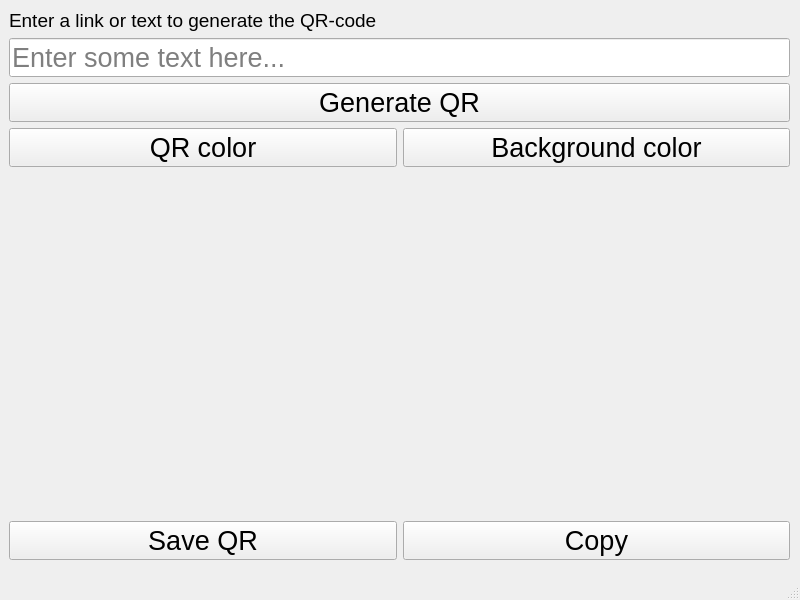
Above: mainwindow.ui from kl194/QrCodeGenerator before the change. Below: the same form after it.
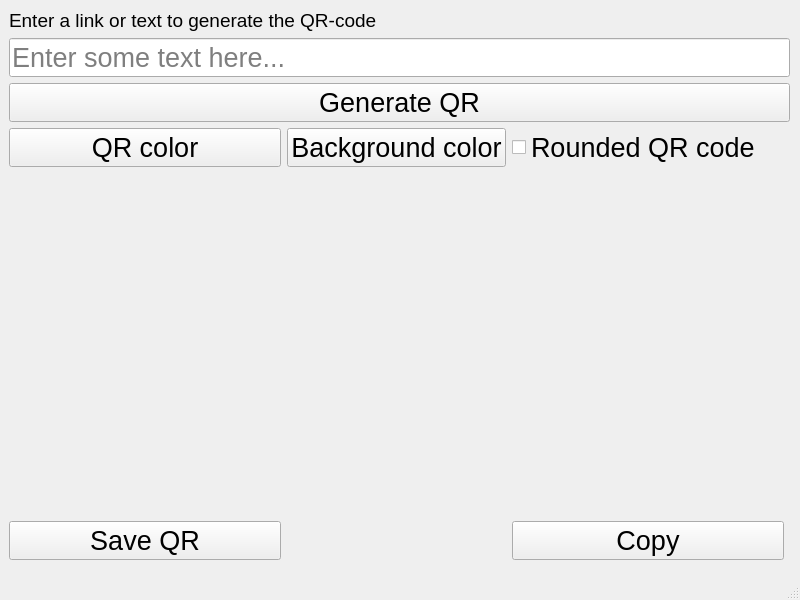
That is the form after the change.

What changed in the file:
```diff
--- a/mainwindow.ui
+++ b/mainwindow.ui
@@ -65,7 +65,7 @@
      <property name="sizeConstraint">
       <enum>QLayout::SizeConstraint::SetDefaultConstraint</enum>
      </property>
-     <item row="0" column="0" colspan="2">
+     <item row="1" column="0" colspan="3">
       <widget class="QLabel" name="label">
        <property name="sizePolicy">
         <sizepolicy hsizetype="Expanding" vsizetype="Preferred">
@@ -83,7 +83,25 @@
        </property>
       </widget>
      </item>
-     <item row="5" column="1">
+     <item row="6" column="0">
+      <widget class="QPushButton" name="btnSave">
+       <property name="sizePolicy">
+        <sizepolicy hsizetype="Expanding" vsizetype="Fixed">
+         <horstretch>0</horstretch>
+         <verstretch>0</verstretch>
+        </sizepolicy>
+       </property>
+       <property name="font">
+        <font>
+         <pointsize>20</pointsize>
+        </font>
+       </property>
+       <property name="text">
+        <string>Save QR</string>
+       </property>
+      </widget>
+     </item>
+     <item row="6" column="2">
       <widget class="QPushButton" name="btnCopy">
        <property name="sizePolicy">
         <sizepolicy hsizetype="Expanding" vsizetype="Preferred">
@@ -101,7 +119,7 @@
        </property>
       </widget>
      </item>
-     <item row="2" column="0" colspan="2">
+     <item row="3" column="0" colspan="4">
       <widget class="QPushButton" name="btnGenerate">
        <property name="sizePolicy">
         <sizepolicy hsizetype="Expanding" vsizetype="Preferred">
@@ -119,25 +137,14 @@
        </property>
       </widget>
      </item>
-     <item row="5" column="0">
-      <widget class="QPushButton" name="btnSave">
-       <property name="sizePolicy">
-        <sizepolicy hsizetype="Expanding" vsizetype="Fixed">
-         <horstretch>0</horstretch>
-         <verstretch>0</verstretch>
-        </sizepolicy>
-       </property>
-       <property name="font">
-        <font>
-         <pointsize>20</pointsize>
-        </font>
-       </property>
+     <item row="4" column="0">
+      <widget class="QPushButton" name="btnFgColor">
        <property name="text">
-        <string>Save QR</string>
+        <string>QR color</string>
        </property>
       </widget>
      </item>
-     <item row="1" column="0" colspan="2">
+     <item row="2" column="0" colspan="4">
       <widget class="QLineEdit" name="inputText">
        <property name="sizePolicy">
         <sizepolicy hsizetype="Expanding" vsizetype="Fixed">
@@ -155,21 +162,7 @@
        </property>
       </widget>
      </item>
-     <item row="3" column="0">
-      <widget class="QPushButton" name="btnFgColor">
-       <property name="text">
-        <string>QR color</string>
-       </property>
-      </widget>
-     </item>
-     <item row="3" column="1">
-      <widget class="QPushButton" name="btnBgColor">
-       <property name="text">
-        <string>Background color</string>
-       </property>
-      </widget>
-     </item>
-     <item row="4" column="0" colspan="2">
+     <item row="5" column="0" colspan="4">
       <widget class="QLabel" name="qrLabel">
        <property name="sizePolicy">
         <sizepolicy hsizetype="Expanding" vsizetype="Expanding">
@@ -190,6 +183,20 @@
        </property>
       </widget>
      </item>
+     <item row="4" column="1">
+      <widget class="QPushButton" name="btnBgColor">
+       <property name="text">
+        <string>Background color</string>
+       </property>
+      </widget>
+     </item>
+     <item row="4" column="2">
+      <widget class="QCheckBox" name="cbRounded">
+       <property name="text">
+        <string>Rounded QR code</string>
+       </property>
+      </widget>
+     </item>
     </layout>
    </widget>
   </widget>
```
